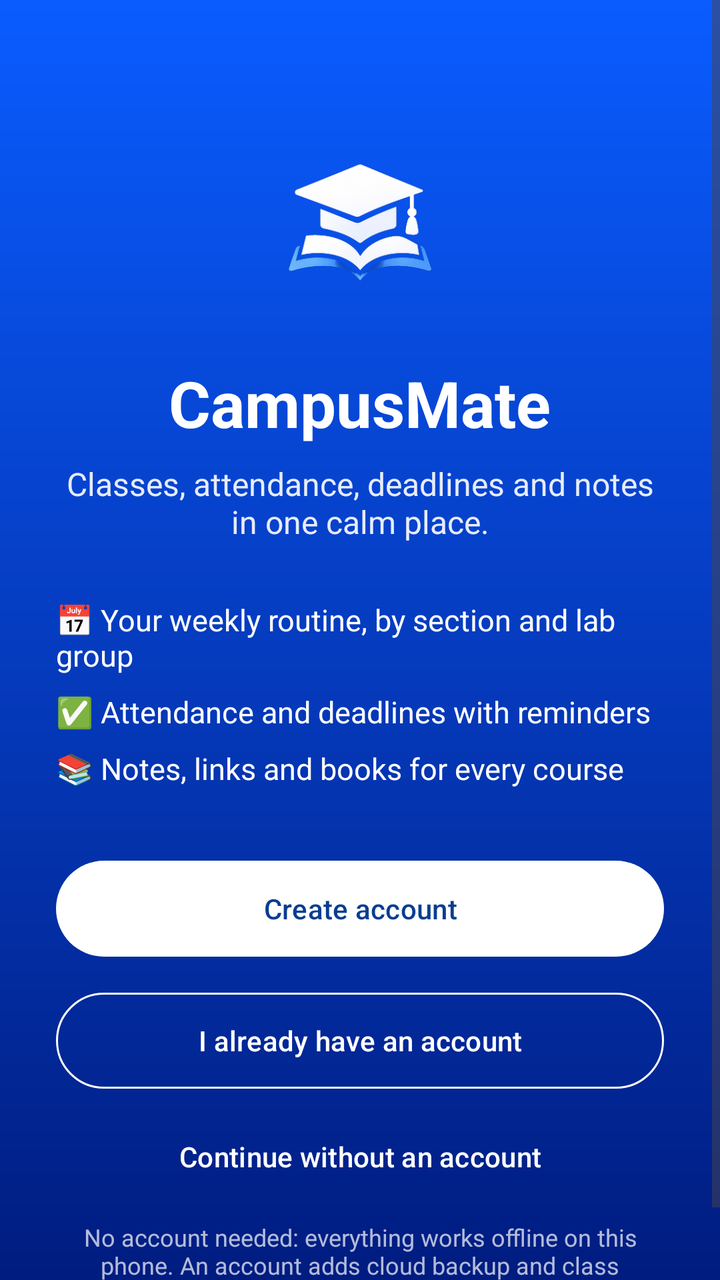
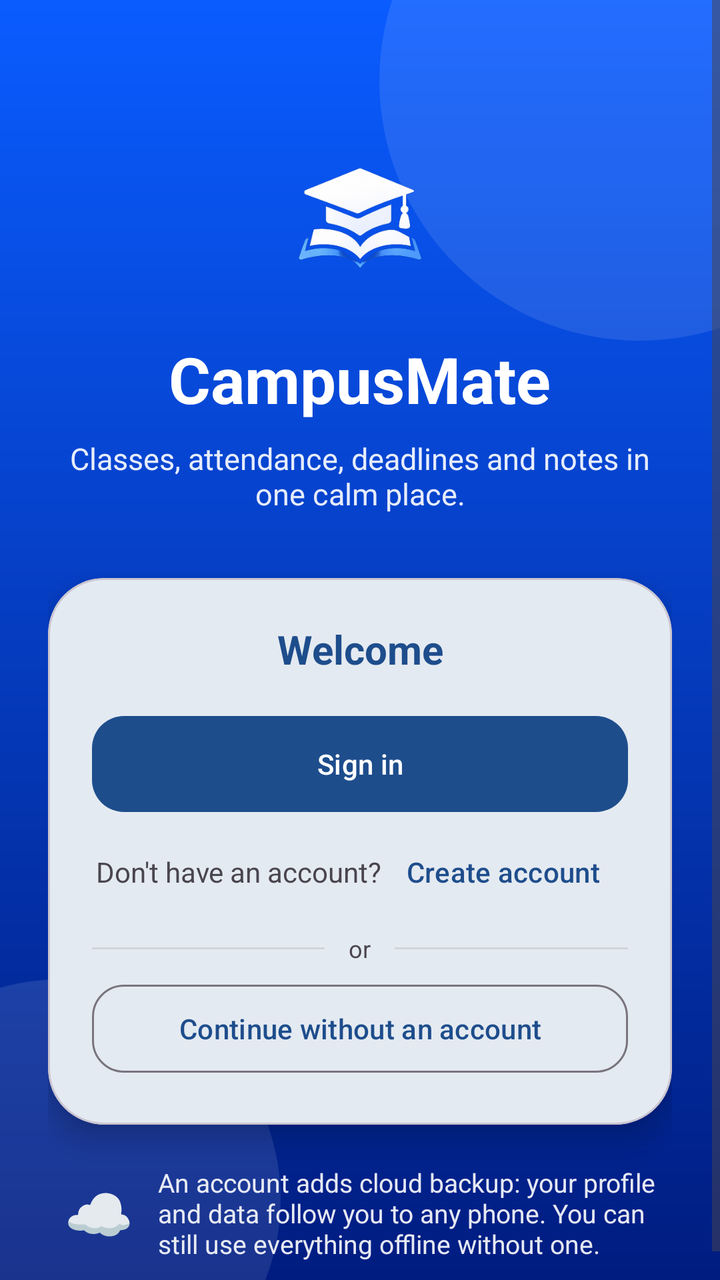

Before-and-after screenshots of an Android layout around one commit, followed by the original layout XML and the change that was made.
<!-- AndroidManifest.xml: application theme Theme.CampusMate -->
<!-- res/layout/activity_welcome.xml -->
<?xml version="1.0" encoding="utf-8"?>
<ScrollView xmlns:android="http://schemas.android.com/apk/res/android"
    xmlns:app="http://schemas.android.com/apk/res-auto"
    android:id="@+id/main"
    android:layout_width="match_parent"
    android:layout_height="match_parent"
    android:background="@drawable/bg_splash"
    android:fillViewport="true">

    <LinearLayout
        android:layout_width="match_parent"
        android:layout_height="wrap_content"
        android:gravity="center_horizontal"
        android:orientation="vertical"
        android:paddingHorizontal="28dp"
        android:paddingVertical="24dp">

        <ImageView
            android:id="@+id/imageLogo"
            android:layout_width="140dp"
            android:layout_height="140dp"
            android:layout_marginTop="16dp"
            android:contentDescription="@string/splash_logo_description"
            android:src="@drawable/ic_launcher_fg_layer" />

        <TextView
            android:id="@+id/textTitle"
            android:layout_width="wrap_content"
            android:layout_height="wrap_content"
            android:text="@string/app_name"
            android:textColor="@android:color/white"
            android:textSize="32sp"
            android:textStyle="bold" />

        <TextView
            android:id="@+id/textTagline"
            android:layout_width="match_parent"
            android:layout_height="wrap_content"
            android:layout_marginTop="8dp"
            android:gravity="center"
            android:text="@string/onboarding_tagline"
            android:textColor="#E6FFFFFF"
            android:textSize="16sp" />

        <LinearLayout
            android:id="@+id/layoutFeatures"
            android:layout_width="match_parent"
            android:layout_height="wrap_content"
            android:layout_marginTop="28dp"
            android:orientation="vertical">

            <TextView
                android:layout_width="match_parent"
                android:layout_height="wrap_content"
                android:text="@string/onboarding_feature_1"
                android:textColor="@android:color/white"
                android:textSize="15sp" />

            <TextView
                android:layout_width="match_parent"
                android:layout_height="wrap_content"
                android:layout_marginTop="8dp"
                android:text="@string/onboarding_feature_2"
                android:textColor="@android:color/white"
                android:textSize="15sp" />

            <TextView
                android:layout_width="match_parent"
                android:layout_height="wrap_content"
                android:layout_marginTop="8dp"
                android:text="@string/onboarding_feature_3"
                android:textColor="@android:color/white"
                android:textSize="15sp" />
        </LinearLayout>

        <com.google.android.material.button.MaterialButton
            android:id="@+id/buttonCreate"
            android:layout_width="match_parent"
            android:layout_height="56dp"
            android:layout_marginTop="32dp"
            android:text="@string/onboarding_create"
            android:textColor="#0A3D91"
            app:backgroundTint="@android:color/white" />

        <com.google.android.material.button.MaterialButton
            android:id="@+id/buttonSignIn"
            style="@style/Widget.Material3.Button.OutlinedButton"
            android:layout_width="match_parent"
            android:layout_height="56dp"
            android:layout_marginTop="10dp"
            android:text="@string/onboarding_sign_in"
            android:textColor="@android:color/white"
            app:strokeColor="@android:color/white" />

        <com.google.android.material.button.MaterialButton
            android:id="@+id/buttonSkip"
            style="@style/Widget.Material3.Button.TextButton"
            android:layout_width="wrap_content"
            android:layout_height="wrap_content"
            android:layout_marginTop="6dp"
            android:text="@string/onboarding_skip"
            android:textColor="@android:color/white" />

        <TextView
            android:id="@+id/textNote"
            android:layout_width="match_parent"
            android:layout_height="wrap_content"
            android:layout_marginTop="8dp"
            android:gravity="center"
            android:text="@string/onboarding_note"
            android:textColor="#B3FFFFFF"
            android:textSize="12sp" />
    </LinearLayout>
</ScrollView>
<!-- resources referenced by this layout -->
<resources>
  <!-- drawable bg_splash (drawable) -->
  <?xml version="1.0" encoding="utf-8"?>
  <shape xmlns:android="http://schemas.android.com/apk/res/android">
      <gradient
          android:angle="270"
          android:endColor="#001C80"
          android:startColor="#0A5CFF" />
  </shape>
  <!-- drawable ic_launcher_fg_layer: png bitmap (drawable-nodpi, 40183 bytes) -->
  <string name="app_name">CampusMate</string>
  <string name="onboarding_create">Create account</string>
  <string name="onboarding_feature_1">📅  Your weekly routine, by section and lab group</string>
  <string name="onboarding_feature_2">✅  Attendance and deadlines with reminders</string>
  <string name="onboarding_feature_3">📚  Notes, links and books for every course</string>
  <string name="onboarding_note">No account needed: everything works offline on this phone. An account adds cloud backup and class notices.</string>
  <string name="onboarding_sign_in">I already have an account</string>
  <string name="onboarding_skip">Continue without an account</string>
  <string name="onboarding_tagline">Classes, attendance, deadlines and notes in one calm place.</string>
  <string name="splash_logo_description">CampusMate logo</string>
  <style name="Theme.CampusMate" parent="Base.Theme.CampusMate" />
  <style name="Base.Theme.CampusMate" parent="Theme.Material3.DayNight.NoActionBar">
          <item name="colorPrimary">@color/cm_primary</item>
          <item name="colorOnPrimary">@color/cm_on_primary</item>
          <item name="colorSecondary">@color/cm_secondary</item>
          <item name="colorOnSecondary">@color/cm_on_secondary</item>
          <item name="android:colorBackground">@color/cm_background</item>
          <item name="colorSurface">@color/cm_surface</item>
          <item name="colorOnSurface">@color/cm_on_surface</item>
          <item name="colorError">@color/cm_error</item>
          <item name="android:statusBarColor">@color/cm_primary_dark</item>
          <item name="android:windowAnimationStyle">@style/CampusMate.WindowAnimation</item>
      </style>
  <color name="cm_primary">#1E4D8C</color>
  <color name="cm_on_primary">#FFFFFF</color>
  <color name="cm_secondary">#00897B</color>
  <color name="cm_on_secondary">#FFFFFF</color>
  <color name="cm_background">#F6F8FB</color>
  <color name="cm_surface">#FFFFFF</color>
  <color name="cm_on_surface">#1B1F24</color>
  <color name="cm_error">#B3261E</color>
  <color name="cm_primary_dark">#12325C</color>
  <style name="CampusMate.WindowAnimation" parent="@android:style/Animation.Activity">
          <item name="android:activityOpenEnterAnimation">@anim/cm_enter</item>
          <item name="android:activityOpenExitAnimation">@anim/cm_exit</item>
          <item name="android:activityCloseEnterAnimation">@anim/cm_pop_enter</item>
          <item name="android:activityCloseExitAnimation">@anim/cm_pop_exit</item>
      </style>
</resources>

<!-- the commit's change to res/layout/activity_welcome.xml (unified diff, before → after) -->
@@ -1,114 +1,185 @@
 <?xml version="1.0" encoding="utf-8"?>
-<ScrollView xmlns:android="http://schemas.android.com/apk/res/android"
+<FrameLayout xmlns:android="http://schemas.android.com/apk/res/android"
     xmlns:app="http://schemas.android.com/apk/res-auto"
     android:id="@+id/main"
     android:layout_width="match_parent"
     android:layout_height="match_parent"
-    android:background="@drawable/bg_splash"
-    android:fillViewport="true">
+    android:background="@drawable/bg_splash">
 
-    <LinearLayout
+    
+    <View
+        android:layout_width="260dp"
+        android:layout_height="260dp"
+        android:layout_gravity="top|end"
+        android:layout_marginTop="-90dp"
+        android:layout_marginEnd="-90dp"
+        android:background="@drawable/bg_welcome_circle" />
+
+    <View
+        android:layout_width="220dp"
+        android:layout_height="220dp"
+        android:layout_gravity="bottom|start"
+        android:layout_marginStart="-80dp"
+        android:layout_marginBottom="-70dp"
+        android:background="@drawable/bg_welcome_circle" />
+
+    <ScrollView
         android:layout_width="match_parent"
-        android:layout_height="wrap_content"
-        android:gravity="center_horizontal"
-        android:orientation="vertical"
-        android:paddingHorizontal="28dp"
-        android:paddingVertical="24dp">
+        android:layout_height="match_parent"
+        android:fillViewport="true">
 
-        <ImageView
-            android:id="@+id/imageLogo"
-            android:layout_width="140dp"
-            android:layout_height="140dp"
-            android:layout_marginTop="16dp"
-            android:contentDescription="@string/splash_logo_description"
-            android:src="@drawable/ic_launcher_fg_layer" />
-
-        <TextView
-            android:id="@+id/textTitle"
-            android:layout_width="wrap_content"
-            android:layout_height="wrap_content"
-            android:text="@string/app_name"
-            android:textColor="@android:color/white"
-            android:textSize="32sp"
-            android:textStyle="bold" />
-
-        <TextView
-            android:id="@+id/textTagline"
+        <LinearLayout
             android:layout_width="match_parent"
             android:layout_height="wrap_content"
-            android:layout_marginTop="8dp"
-            android:gravity="center"
-            android:text="@string/onboarding_tagline"
-            android:textColor="#E6FFFFFF"
-            android:textSize="16sp" />
+            android:gravity="center_horizontal"
+            android:orientation="vertical"
+            android:paddingHorizontal="24dp"
+            android:paddingVertical="24dp">
 
-        <LinearLayout
-            android:id="@+id/layoutFeatures"
-            android:layout_width="match_parent"
-            android:layout_height="wrap_content"
-            android:layout_marginTop="28dp"
-            android:orientation="vertical">
+            <ImageView
+                android:id="@+id/imageLogo"
+                android:layout_width="120dp"
+                android:layout_height="120dp"
+                android:layout_marginTop="24dp"
+                android:contentDescription="@string/splash_logo_description"
+                android:src="@drawable/ic_launcher_fg_layer" />
 
             <TextView
-                android:layout_width="match_parent"
+                android:id="@+id/textTitle"
+                android:layout_width="wrap_content"
                 android:layout_height="wrap_content"
-                android:text="@string/onboarding_feature_1"
+                android:text="@string/app_name"
                 android:textColor="@android:color/white"
-                android:textSize="15sp" />
+                android:textSize="32sp"
+                android:textStyle="bold" />
 
             <TextView
+                android:id="@+id/textTagline"
                 android:layout_width="match_parent"
                 android:layout_height="wrap_content"
                 android:layout_marginTop="8dp"
-                android:text="@string/onboarding_feature_2"
-                android:textColor="@android:color/white"
+                android:gravity="center"
+                android:text="@string/onboarding_tagline"
+                android:textColor="#E6FFFFFF"
                 android:textSize="15sp" />
 
-            <TextView
+            
+            <com.google.android.material.card.MaterialCardView
+                android:id="@+id/cardChoices"
                 android:layout_width="match_parent"
                 android:layout_height="wrap_content"
-                android:layout_marginTop="8dp"
-                android:text="@string/onboarding_feature_3"
-                android:textColor="@android:color/white"
-                android:textSize="15sp" />
+                android:layout_marginTop="32dp"
+                app:cardBackgroundColor="@color/cm_surface"
+                app:cardCornerRadius="28dp"
+                app:cardElevation="8dp">
+
+                <LinearLayout
+                    android:layout_width="match_parent"
+                    android:layout_height="wrap_content"
+                    android:orientation="vertical"
+                    android:padding="22dp">
+
+                    <TextView
+                        android:layout_width="match_parent"
+                        android:layout_height="wrap_content"
+                        android:layout_marginBottom="16dp"
+                        android:gravity="center"
+                        android:text="@string/welcome_card_title"
+                        android:textColor="?attr/colorPrimary"
+                        android:textSize="20sp"
+                        android:textStyle="bold" />
+
+                    <com.google.android.material.button.MaterialButton
+                        android:id="@+id/buttonSignIn"
+                        android:layout_width="match_parent"
+                        android:layout_height="56dp"
+                        android:text="@string/welcome_sign_in"
+                        app:cornerRadius="16dp" />
+
+                    <LinearLayout
+                        android:layout_width="match_parent"
+                        android:layout_height="wrap_content"
+                        android:layout_marginTop="2dp"
+                        android:gravity="center"
+                        android:orientation="horizontal">
+
+                        <TextView
+                            android:layout_width="wrap_content"
+                            android:layout_height="wrap_content"
+                            android:text="@string/welcome_no_account"
+                            android:textSize="14sp" />
+
+                        <com.google.android.material.button.MaterialButton
+                            android:id="@+id/buttonCreate"
+                            style="@style/Widget.Material3.Button.TextButton"
+                            android:layout_width="wrap_content"
+                            android:layout_height="wrap_content"
+                            android:text="@string/welcome_create" />
+                    </LinearLayout>
+
+                    <LinearLayout
+                        android:layout_width="match_parent"
+                        android:layout_height="wrap_content"
+                        android:layout_marginVertical="6dp"
+                        android:gravity="center_vertical"
+                        android:orientation="horizontal">
+
+                        <View
+                            android:layout_width="0dp"
+                            android:layout_height="1dp"
+                            android:layout_weight="1"
+                            android:background="#33808080" />
+
+                        <TextView
+                            android:layout_width="wrap_content"
+                            android:layout_height="wrap_content"
+                            android:layout_marginHorizontal="12dp"
+                            android:text="@string/welcome_or"
+                            android:textSize="12sp" />
+
+                        <View
+                            android:layout_width="0dp"
+                            android:layout_height="1dp"
+                            android:layout_weight="1"
+                            android:background="#33808080" />
+                    </LinearLayout>
+
+                    <com.google.android.material.button.MaterialButton
+                        android:id="@+id/buttonSkip"
+                        style="@style/Widget.Material3.Button.OutlinedButton"
+                        android:layout_width="match_parent"
+                        android:layout_height="52dp"
+                        android:text="@string/welcome_skip"
+                        app:cornerRadius="16dp" />
+                </LinearLayout>
+            </com.google.android.material.card.MaterialCardView>
+
+            
+            <LinearLayout
+                android:id="@+id/layoutFeatures"
+                android:layout_width="match_parent"
+                android:layout_height="wrap_content"
+                android:layout_marginTop="20dp"
+                android:gravity="center_vertical"
+                android:orientation="horizontal"
+                android:paddingHorizontal="8dp">
+
+                <TextView
+                    android:layout_width="wrap_content"
+                    android:layout_height="wrap_content"
+                    android:layout_marginEnd="12dp"
+                    android:text="☁️"
+                    android:textSize="28sp" />
+
+                <TextView
+                    android:id="@+id/textNote"
+                    android:layout_width="0dp"
+                    android:layout_height="wrap_content"
+                    android:layout_weight="1"
+                    android:text="@string/welcome_cloud_note"
+                    android:textColor="#E6FFFFFF"
+                    android:textSize="13sp" />
+            </LinearLayout>
         </LinearLayout>
-
-        <com.google.android.material.button.MaterialButton
-            android:id="@+id/buttonCreate"
-            android:layout_width="match_parent"
-            android:layout_height="56dp"
-            android:layout_marginTop="32dp"
-            android:text="@string/onboarding_create"
-            android:textColor="#0A3D91"
-            app:backgroundTint="@android:color/white" />
-
-        <com.google.android.material.button.MaterialButton
-            android:id="@+id/buttonSignIn"
-            style="@style/Widget.Material3.Button.OutlinedButton"
-            android:layout_width="match_parent"
-            android:layout_height="56dp"
-            android:layout_marginTop="10dp"
-            android:text="@string/onboarding_sign_in"
-            android:textColor="@android:color/white"
-            app:strokeColor="@android:color/white" />
-
-        <com.google.android.material.button.MaterialButton
-            android:id="@+id/buttonSkip"
-            style="@style/Widget.Material3.Button.TextButton"
-            android:layout_width="wrap_content"
-            android:layout_height="wrap_content"
-            android:layout_marginTop="6dp"
-            android:text="@string/onboarding_skip"
-            android:textColor="@android:color/white" />
-
-        <TextView
-            android:id="@+id/textNote"
-            android:layout_width="match_parent"
-            android:layout_height="wrap_content"
-            android:layout_marginTop="8dp"
-            android:gravity="center"
-            android:text="@string/onboarding_note"
-            android:textColor="#B3FFFFFF"
-            android:textSize="12sp" />
-    </LinearLayout>
-</ScrollView>
+    </ScrollView>
+</FrameLayout>
<!-- resource entries referenced after the edit -->
@@ -8,17 +8,22 @@
           android:endColor="#001C80"
           android:startColor="#0A5CFF" />
   </shape>
+  <!-- drawable bg_welcome_circle (drawable) -->
+  <?xml version="1.0" encoding="utf-8"?>
+  <shape xmlns:android="http://schemas.android.com/apk/res/android" android:shape="oval">
+      <solid android:color="#1AFFFFFF" />
+  </shape>
   <!-- drawable ic_launcher_fg_layer: png bitmap (drawable-nodpi, 40183 bytes) -->
   <string name="app_name">CampusMate</string>
-  <string name="onboarding_create">Create account</string>
-  <string name="onboarding_feature_1">📅  Your weekly routine, by section and lab group</string>
-  <string name="onboarding_feature_2">✅  Attendance and deadlines with reminders</string>
-  <string name="onboarding_feature_3">📚  Notes, links and books for every course</string>
-  <string name="onboarding_note">No account needed: everything works offline on this phone. An account adds cloud backup and class notices.</string>
-  <string name="onboarding_sign_in">I already have an account</string>
-  <string name="onboarding_skip">Continue without an account</string>
   <string name="onboarding_tagline">Classes, attendance, deadlines and notes in one calm place.</string>
   <string name="splash_logo_description">CampusMate logo</string>
+  <string name="welcome_card_title">Welcome</string>
+  <string name="welcome_cloud_note">An account adds cloud backup: your profile and data follow you to any phone. You can still use everything offline without one.</string>
+  <string name="welcome_create">Create account</string>
+  <string name="welcome_no_account">Don\'t have an account?</string>
+  <string name="welcome_or">or</string>
+  <string name="welcome_sign_in">Sign in</string>
+  <string name="welcome_skip">Continue without an account</string>
   <style name="Theme.CampusMate" parent="Base.Theme.CampusMate" />
   <style name="Base.Theme.CampusMate" parent="Theme.Material3.DayNight.NoActionBar">
           <item name="colorPrimary">@color/cm_primary</item>
